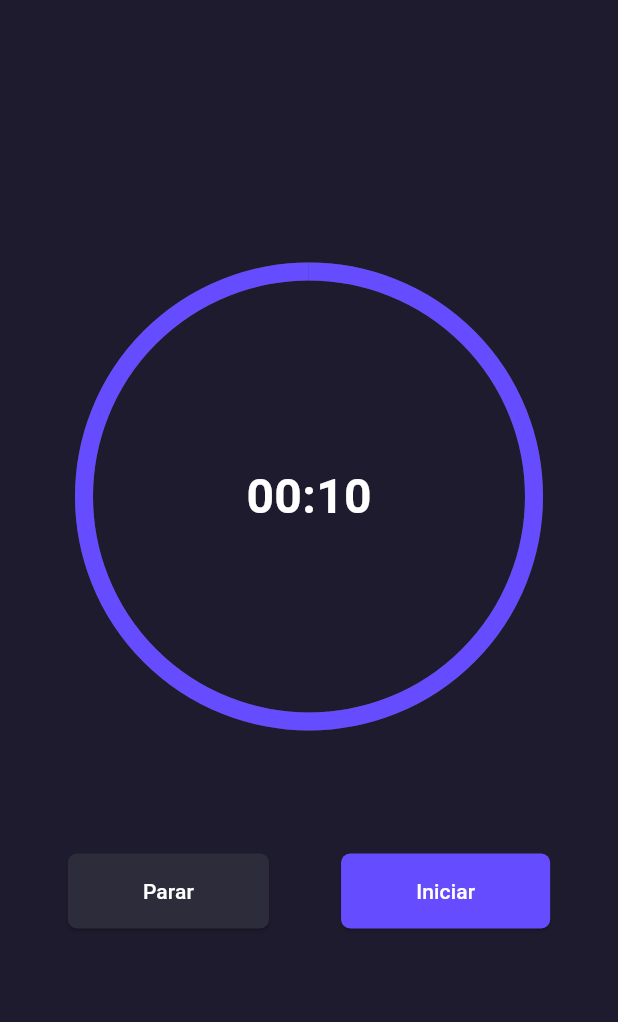
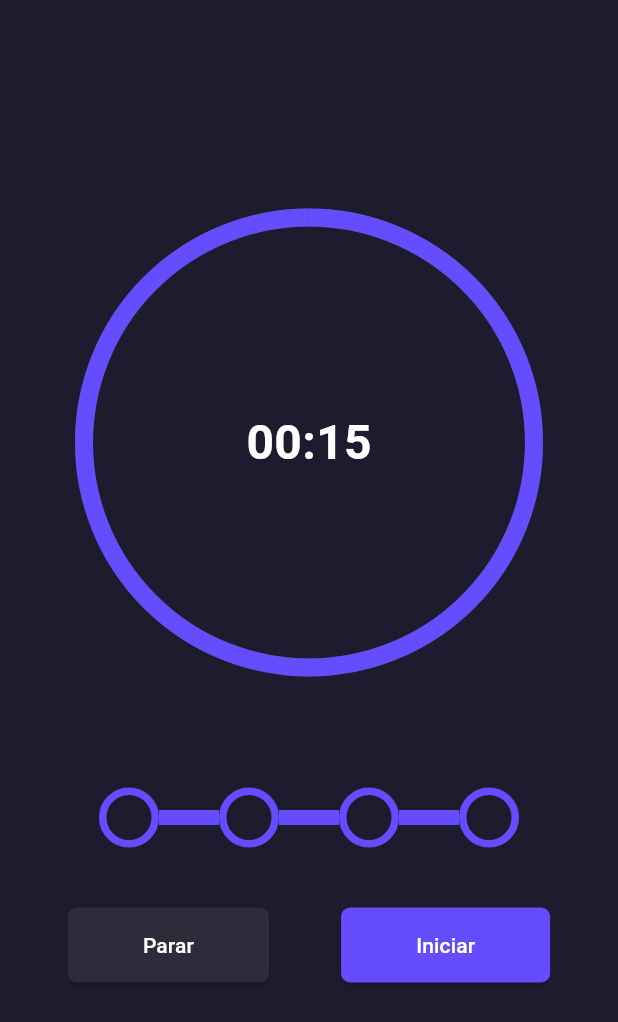
Before and after one commit to cesarhilario/focusplus, a Flutter app: the screen it shows after launch, on a phone screen of 412 x 824 dp. Shown: the top 1022 px of the screen. Run offline on Flutter 3.47's test engine with Material 3 defaults, Android fonts, the light colour scheme and no system bars.

Commit message:
feat: timer with mocked time

```diff
--- a/lib/models/timer_model.dart
+++ b/lib/models/timer_model.dart
@@ -3,9 +3,9 @@ import "package:flutter/material.dart";
 enum SessionType { pomo, relaxed, long_relaxed }
 
 class TimerModel extends ChangeNotifier {
-  final pomoTime = 1500;
-  final relaxedTime = 300;
-  final longTime = 1800;
+  final int pomoTime = 1500;
+  final int relaxedTime = 300;
+  final int longTime = 1800;
 
   SessionType _sessionType = SessionType.pomo;
   int _pomoQuantity = 0;
@@ -16,20 +16,14 @@ class TimerModel extends ChangeNotifier {
     notifyListeners();
   }
 
-  SessionType get sessionType {
-    return _sessionType;
+  SessionType get sessionType => _sessionType;
+
+  set pomoQuantity(int newPomoQuantity) {
+    _pomoQuantity = newPomoQuantity;
+    notifyListeners();
   }
 
-  set pomoQuantity(int newPomoQuantity) {
-    if (newPomoQuantity != _pomoQuantity) {
-      _pomoQuantity = newPomoQuantity;
-      notifyListeners();
-    }
-  }
-
-  int get pomoQuantity {
-    return _pomoQuantity;
-  }
+  int get pomoQuantity => _pomoQuantity;
 
   set relaxedQuantity(int newRelaxedQuantity) {
     if (newRelaxedQuantity != _relaxedQuantity) {
@@ -38,7 +32,5 @@ class TimerModel extends ChangeNotifier {
     }
   }
 
-  int get relaxedQuantity {
-    return _relaxedQuantity;
-  }
+  int get relaxedQuantity => _relaxedQuantity;
 }
--- a/lib/widgets/timer_widget.dart
+++ b/lib/widgets/timer_widget.dart
@@ -4,11 +4,10 @@ import 'package:focusplus/widgets/trace_widget.dart';
 import 'package:provider/provider.dart';
 import 'dart:async';
 
-
+import '../models/timer_model.dart';
 
 class TimerWidget extends StatefulWidget {
-  // int initialTime = 1500;
-  int initialTime = 10;
+  int initialTime = 15;
 
   @override
   _TimerWidgetState createState() => _TimerWidgetState();
@@ -27,11 +26,16 @@ class _TimerWidgetState extends State<TimerWidget> {
 
   void _startTimer() {
     if (_timer != null && _timer!.isActive) return;
+    if (timeLeft == 0) return;
 
     _timer = Timer.periodic(const Duration(seconds: 1), (timer) {
-      setState(() {
-        timeLeft--;
-      });
+      if (timeLeft > 0) {
+        setState(() {
+          timeLeft--;
+        });
+      } else {
+        _timer?.cancel();
+      }
     });
   }
 
@@ -60,16 +64,32 @@ class _TimerWidgetState extends State<TimerWidget> {
 
     return Consumer<TimerModel>(
       builder: (context, timerModel, child) {
-        if (progress == 0 && timerModel.sessionType == SessionType.pomo && timerModel.pomoQuantity < 4) {
-          timerModel.sessionType = SessionType.relaxed;
-          timeLeft = 20;
-          _startTimer();
-        } else if ( progress == 0 && timerModel.sessionType == SessionType.relaxed ) {
+        debugPrint("pomoQuantity${timerModel.pomoQuantity}");
+        debugPrint("relaxedQuantity${timerModel.relaxedQuantity.toString()}");
+        if (progress == 0 && timerModel.sessionType == SessionType.pomo && timerModel.pomoQuantity <= 4)  {
+            if(timerModel.relaxedQuantity == 3) {
+              timerModel.pomoQuantity++;
+            } else {
+              timerModel.sessionType = SessionType.relaxed;
+              timerModel.pomoQuantity++;
+              timeLeft = 5;
+              _startTimer();
+            }
+
+            if(timerModel.pomoQuantity == 4) {
+              timerModel.sessionType = SessionType.long_relaxed;
+              timeLeft = 15;
+              _startTimer();
+            }
+        }
+        else if ( progress == 0 && timerModel.sessionType == SessionType.relaxed && timerModel.relaxedQuantity < 3) {
           timerModel.sessionType = SessionType.pomo;
-          timeLeft = 20;
+          timerModel.relaxedQuantity++;
+          timeLeft = 15;
           _startTimer();
         }
         else if (progress == 0) {
+          timeLeft = 0;
           _timer?.cancel();
         }
 
@@ -110,7 +130,7 @@ class _TimerWidgetState extends State<TimerWidget> {
                 height: 64,
                 width: 100,
               ),
-              // TraceWidget(),
+              TraceWidget(),
               Row(
                 mainAxisAlignment: MainAxisAlignment.center,
                 children: [
--- a/lib/widgets/trace_widget.dart
+++ b/lib/widgets/trace_widget.dart
@@ -20,19 +20,18 @@ class _TraceWidgetState extends State<TraceWidget> {
 
     return Consumer<TimerModel>(
       builder: (context, timerModel, child) {
-        bool isLineRelaxed = timerModel.sessionType == SessionType.relaxed || timerModel.sessionType == SessionType.long_relaxed;
-        int _pomoQuantity = timerModel.pomoQuantity;
+        int pomoQuantity = timerModel.pomoQuantity;
 
         return Padding(
           padding: EdgeInsets.symmetric(vertical: 16.0),
           child: Row(
             mainAxisAlignment: MainAxisAlignment.center,
             children: [
-              _pomoQuantity == 1 ? Container(
+              pomoQuantity >= 1 ? Container(
                 width: 40,
                 height: 40,
                 decoration: BoxDecoration(
-                  color:  timerModel.sessionType == SessionType.pomo ? Color.fromRGBO(102, 76, 255, 1) : Colors.blue,
+                  color:  Color.fromRGBO(102, 76, 255, 1) ,
                   shape: BoxShape.circle,
                 ),
               ) : Container(
@@ -49,13 +48,13 @@ class _TraceWidgetState extends State<TraceWidget> {
               Container(
                 height: 10,
                 width: 40,
-                color: isLineRelaxed ?  Colors.blue : Color.fromRGBO(102, 76, 255, 1)
+                color: Color.fromRGBO(102, 76, 255, 1)
               ),
-              _pomoQuantity == 2 ? Container(
+              pomoQuantity >= 2 ? Container(
                 width: 40,
                 height: 40,
                 decoration: BoxDecoration(
-                  color:  timerModel.sessionType == SessionType.pomo ? Color.fromRGBO(102, 76, 255, 1) : Colors.blue,
+                  color: Color.fromRGBO(102, 76, 255, 1),
                   shape: BoxShape.circle,
                 ),
               ) : Container(
@@ -72,13 +71,13 @@ class _TraceWidgetState extends State<TraceWidget> {
               Container(
                   height: 10,
                   width: 40,
-                  color: isLineRelaxed ?  Colors.blue : Color.fromRGBO(102, 76, 255, 1)
+                  color: Color.fromRGBO(102, 76, 255, 1)
               ),
-              _pomoQuantity == 3 ? Container(
+              pomoQuantity >= 3 ? Container(
                 width: 40,
                 height: 40,
                 decoration: BoxDecoration(
-                  color:  timerModel.sessionType == SessionType.pomo ? Color.fromRGBO(102, 76, 255, 1) : Colors.blue,
+                  color: Color.fromRGBO(102, 76, 255, 1),
                   shape: BoxShape.circle,
                 ),
               ) : Container(
@@ -95,13 +94,13 @@ class _TraceWidgetState extends State<TraceWidget> {
               Container(
                   height: 10,
                   width: 40,
-                  color: isLineRelaxed ?  Colors.blue : Color.fromRGBO(102, 76, 255, 1)
+                  color: Color.fromRGBO(102, 76, 255, 1)
               ),
-              _pomoQuantity == 4 ? Container(
+              pomoQuantity >= 4 ? Container(
                 width: 40,
                 height: 40,
                 decoration: BoxDecoration(
-                  color:  timerModel.sessionType == SessionType.pomo ? Color.fromRGBO(102, 76, 255, 1) : Colors.blue,
+                  color:  Color.fromRGBO(102, 76, 255, 1),
                   shape: BoxShape.circle,
                 ),
               ) : Container(
```
